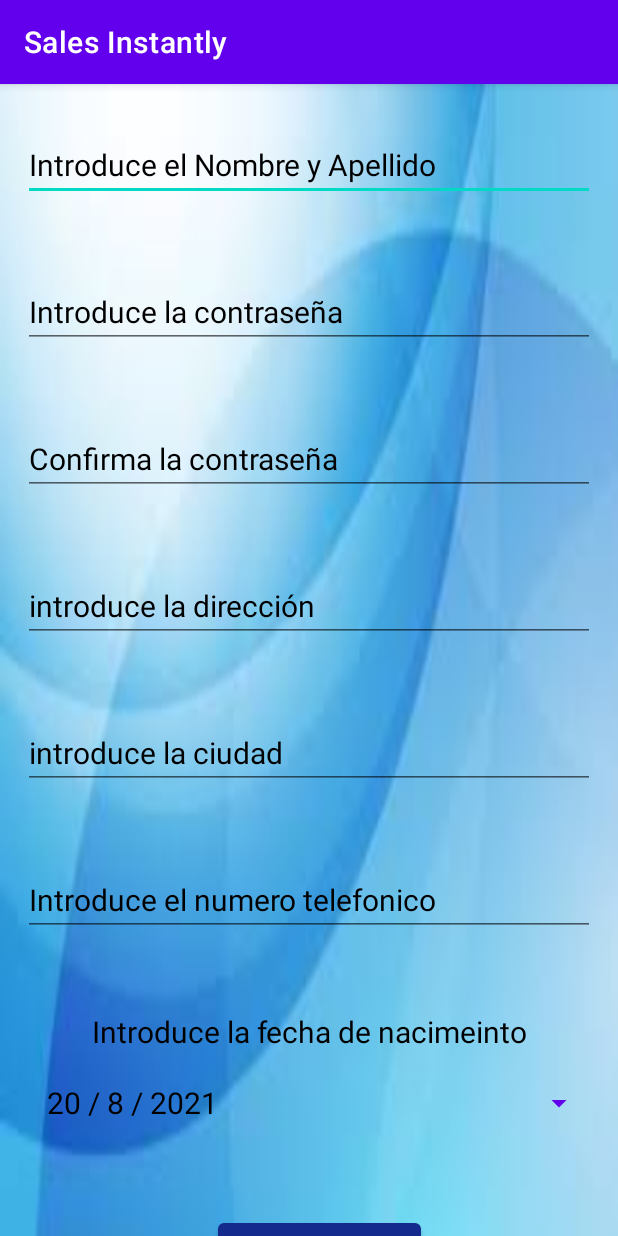
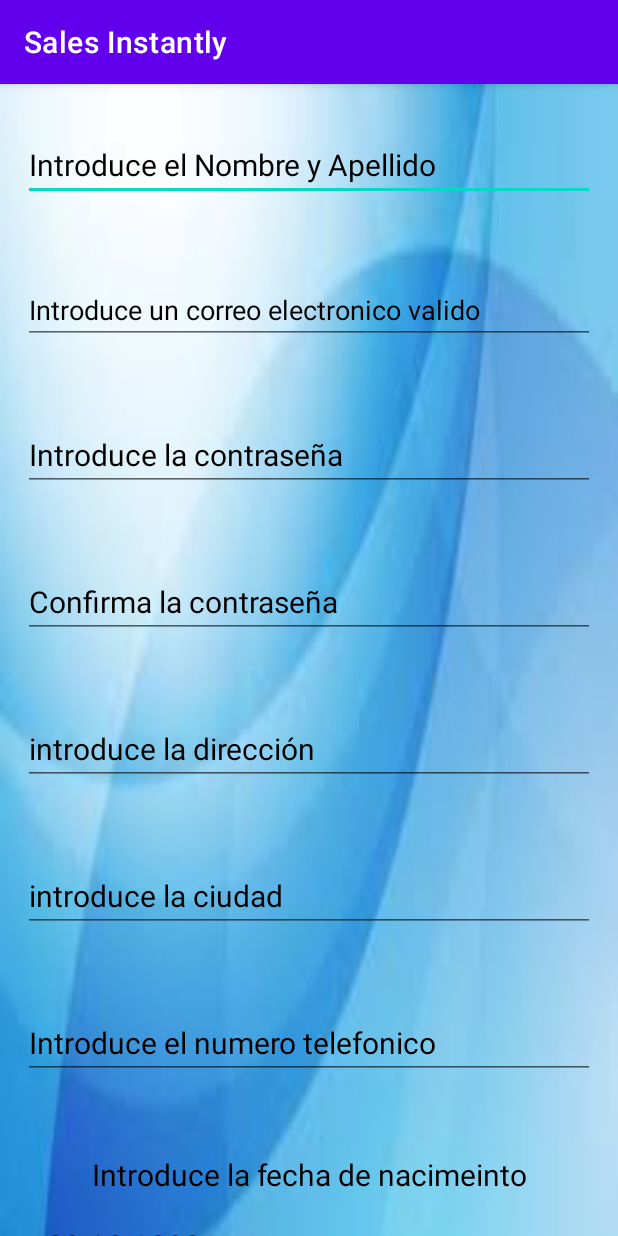
Before and after one commit to juanca172/ProyectoSalesInstantantly, an Android app: the RegistroActivityView screen opened directly, with no data from a screen before it, on a phone screen of 412 x 824 dp. Run offline under Robolectric (Android 15) with nearby library versions, the phone set to English and light mode, and no system bars; our stand-ins replace Firebase (no records; nobody signed in at launch, a user with empty details on screens opened directly).

Commit message:
Se agrego un edit Text que faltaba para el campo de correo electronico, todo funciona

```diff
--- a/app/src/main/res/layout/activity_registro_view.xml
+++ b/app/src/main/res/layout/activity_registro_view.xml
@@ -46,6 +46,20 @@
             android:hint="@string/txeIntroducirNombre"
             android:inputType="textPersonName"
             android:textSize="20sp" />
+
+        <EditText
+            android:id="@+id/editTextCorreoElectronico"
+            android:layout_width="match_parent"
+            android:layout_height="wrap_content"
+            android:layout_marginStart="15dp"
+            android:layout_marginLeft="15dp"
+            android:layout_marginEnd="15dp"
+            android:layout_marginRight="15dp"
+            android:layout_marginBottom="50dp"
+            android:ems="10"
+            android:hint="Introduce un correo electronico valido"
+            android:textColorHint="@color/black"
+            android:inputType="textEmailAddress" />
 
         <EditText
             android:id="@+id/editTextContraseña"
```
